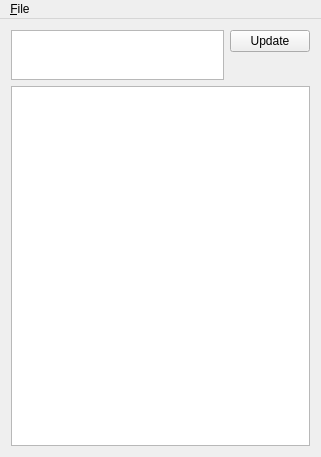
brik/facebrick, file mainwindow.ui: the form before one commit.
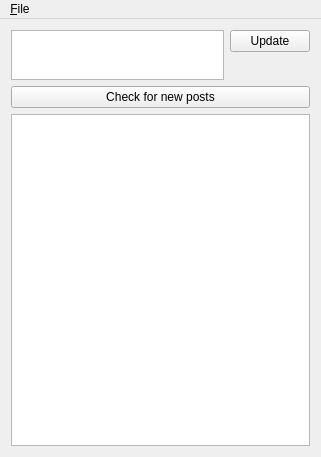
The form after the commit.

```diff
--- a/mainwindow.ui
+++ b/mainwindow.ui
@@ -63,6 +63,13 @@
       </item>
      </layout>
     </item>
+    <item>
+     <widget class="QPushButton" name="checkForNewPosts">
+      <property name="text">
+       <string>Check for new posts</string>
+      </property>
+     </widget>
+    </item>
     <item>
      <widget class="QListView" name="postsListView">
       <property name="sizePolicy">
```
